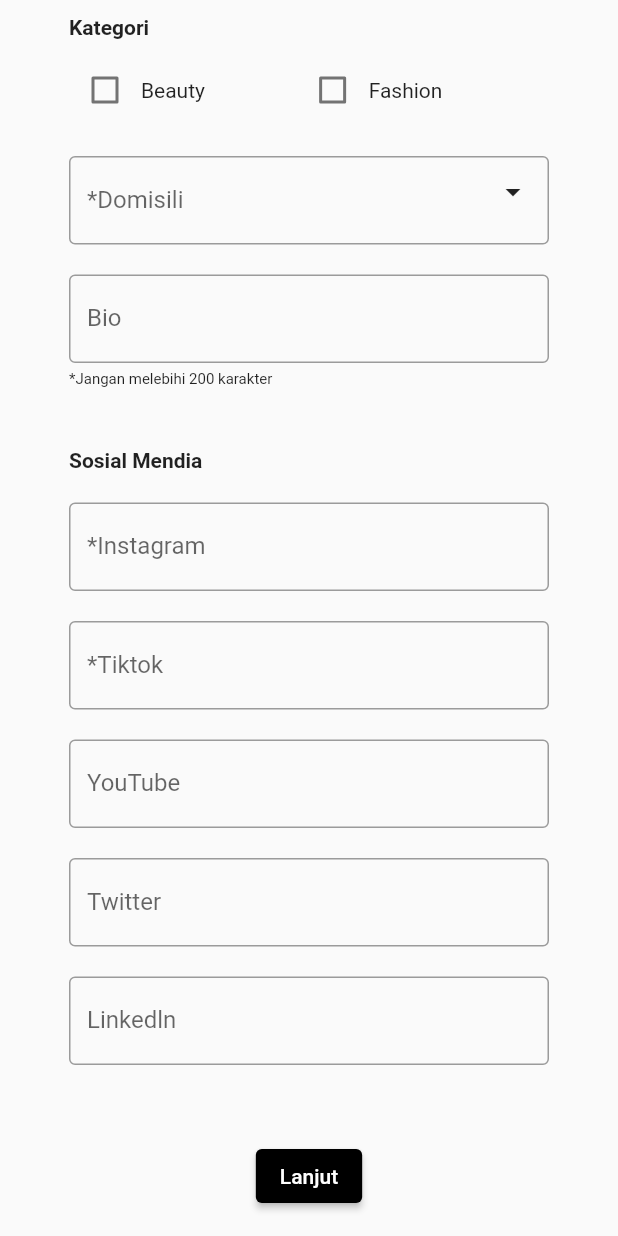
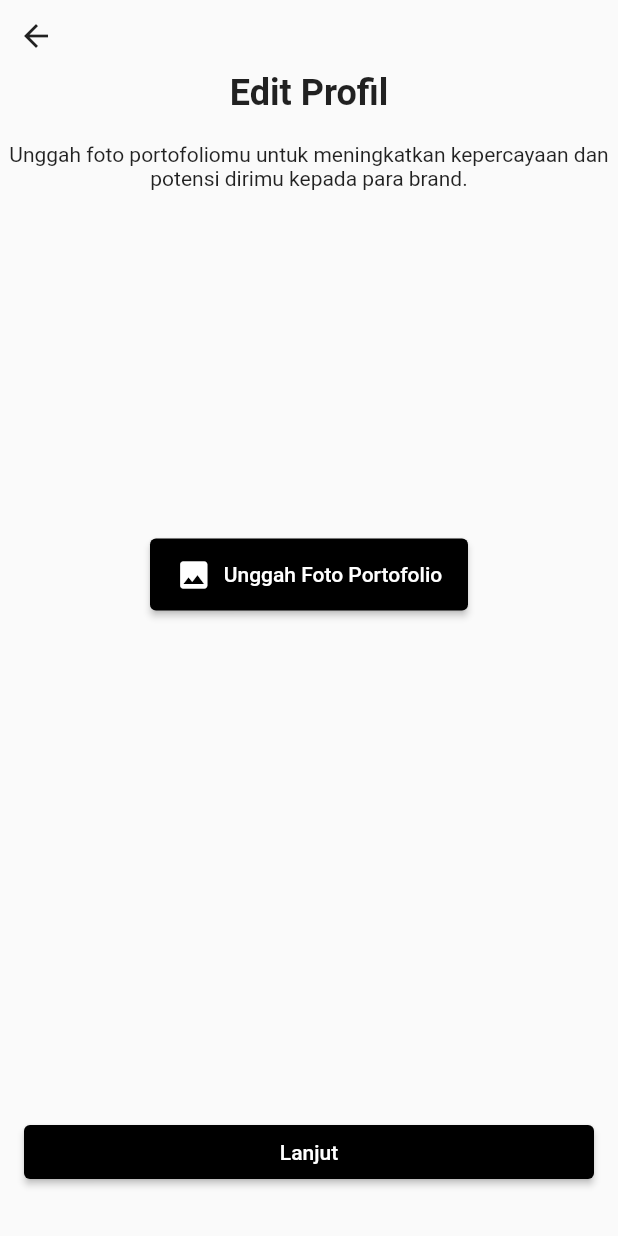
Before and after one commit to Crealivin/mobile-app, a Flutter app: the EditProfileInfluencerScreen screen opened by its route, scrolled down 422 dp, after a tap on "Lanjut", on a phone screen of 412 x 824 dp. Run offline on Flutter 3.47's test engine with Material 2 defaults, Android fonts, the phone set to English and light mode, and no system bars; our stand-ins replace file_picker.

Commit message:
user profile input

```diff
--- a/lib/bloc/bloc.dart
+++ /dev/null
@@ -1 +0,0 @@
-class Bloc{}
--- a/lib/main.dart
+++ b/lib/main.dart
@@ -1,9 +1,17 @@
+import 'package:crealivin_apps/provider/brand_provider.dart';
+import 'package:crealivin_apps/provider/influencer_provider.dart';
 import 'package:crealivin_apps/screen/brand_screen/brand_signin_screen.dart';
+import 'package:crealivin_apps/screen/brand_screen/choosen_picture_brand_screen.dart';
+import 'package:crealivin_apps/screen/brand_screen/done_registration_screen.dart';
+import 'package:crealivin_apps/screen/brand_screen/upload_product_screen.dart';
 import 'package:crealivin_apps/screen/choosen_signin_screen.dart';
 import 'package:crealivin_apps/screen/brand_screen/edit_profil_brand_screen.dart';
 import 'package:crealivin_apps/screen/home_screen.dart';
+import 'package:crealivin_apps/screen/influencer_screen/choosen_picture_influencer_screen.dart';
+import 'package:crealivin_apps/screen/influencer_screen/done_registration_screen.dart';
 import 'package:crealivin_apps/screen/influencer_screen/edit_profil_influencer_screen.dart';
 import 'package:crealivin_apps/screen/influencer_screen/influencer_signin_screen.dart';
+import 'package:crealivin_apps/screen/influencer_screen/upload_picture_influencer_screen.dart';
 import 'package:crealivin_apps/screen/influencer_screen/verification_influencer_screen.dart';
 import 'package:crealivin_apps/screen/splash_screen.dart';
 import 'package:crealivin_apps/screen/brand_screen/brand_singup_screen.dart';
@@ -13,6 +21,7 @@ import 'package:crealivin_apps/screen/brand_screen/verification_brand_screen.dar
 import 'package:flutter/cupertino.dart';
 import 'package:flutter/material.dart';
 import 'package:flutter/services.dart';
+import 'package:provider/provider.dart';
 
 void main() {
   runApp(const MyApp());
@@ -28,7 +37,12 @@ class MyApp extends StatelessWidget {
       DeviceOrientation.portraitUp,
       DeviceOrientation.portraitDown,
     ]);
-    return MaterialApp(
+    return MultiProvider(
+      providers: [
+        ChangeNotifierProvider(create: (_) => BrandProvider()),
+        ChangeNotifierProvider(create: (_) => InfluencerProvider()),
+      ],
+      child: MaterialApp(
         // apabila ke production ganti ke false
         debugShowCheckedModeBanner: true,
         title: 'Flutter Demo',
@@ -44,10 +58,12 @@ class MyApp extends StatelessWidget {
                   builder: (_) => const SplashScreen(), settings: settings);
             case '/home':
               return CupertinoPageRoute(
-                builder: (_) => const HomeScreen(), settings: settings);
+                  builder: (_) => const HomeScreen(),
+                  settings: settings);
             case '/choose-signin':
               return CupertinoPageRoute(
-                builder: (_) => const ChooseSignInScreen(), settings: settings);
+                  builder: (_) => const ChooseSignInScreen(),
+                  settings: settings);
             case '/choosen-signup':
               return CupertinoPageRoute(
                   builder: (_) => const ChoosenScreen(), settings: settings);
@@ -63,22 +79,52 @@ class MyApp extends StatelessWidget {
                   settings: settings);
             case '/brand-signup':
               return CupertinoPageRoute(
-                builder: (_) => const BrandSignupScreen(), settings: settings);
+                  builder: (_) => const BrandSignupScreen(),
+                  settings: settings);
             case '/verivication-brand-screen':
               return CupertinoPageRoute(
-                builder: (_) => const VerificationBrandScreen(), settings: settings);
+                  builder: (_) => const VerificationBrandScreen(),
+                  settings: settings);
             case '/verivication-influencer-screen':
               return CupertinoPageRoute(
-                builder: (_) => const VerificationInfluencerScreen(), settings: settings);
+                  builder: (_) => const VerificationInfluencerScreen(),
+                  settings: settings);
             case '/edit-profile-brand-screen':
               return CupertinoPageRoute(
-                builder: (_) => const EditProfileBrandScreen(), settings: settings);
+                  builder: (_) => const EditProfileBrandScreen(),
+                  settings: settings);
             case '/edit-profile-influencer-screen':
               return CupertinoPageRoute(
-                builder: (_) => const EditProfileInfluencerScreen(), settings: settings);
+                  builder: (_) => const EditProfileInfluencerScreen(),
+                  settings: settings);
+            case '/choosen-picture-brand-screen':
+              return CupertinoPageRoute(
+                  builder: (_) => const ChoosenPiictureBrand(),
+                  settings: settings);
+            case '/upload-product-screen':
+              return CupertinoPageRoute(
+                  builder: (_) =>  UploadProductScreen(),
+                  settings: settings);
+            case '/done-regitration-brand-screen':
+              return CupertinoPageRoute(
+                  builder: (_) =>  DoneRegistrationBrandScreen(),
+                  settings: settings);
+            case '/choosen-picture-influencer-screen':
+              return CupertinoPageRoute(
+                  builder: (_) =>  ChoosenPiictureInfluencer(),
+                  settings: settings);
+             case '/upload-picture-influencer-screen':
+              return CupertinoPageRoute(
+                  builder: (_) => UploadInFotofluencerScreen(),
+                  settings: settings);
+            case '/done-regitration-influencer-screen':
+              return CupertinoPageRoute(
+                  builder: (_) =>  DoneRegistrationInfluencerScreen(),
+                  settings: settings);
           }
           return null;
         },
+      ),
     );
   }
 }
--- a/lib/model/model.dart
+++ /dev/null
@@ -1 +0,0 @@
-class Model{}
--- /dev/null
+++ b/lib/model/product_model.dart
@@ -0,0 +1,14 @@
+
+class ProductModel {
+  String? imageFile;
+  String? namaProduct;
+  String? description;
+  double? price;
+
+  ProductModel({
+    required this.imageFile,
+    required this.namaProduct,
+    required this.description,
+    required this.price,
+  });
+}
--- /dev/null
+++ b/lib/provider/influencer_provider.dart
@@ -0,0 +1,29 @@
+
+import 'package:file_picker/file_picker.dart';
+import 'package:flutter/material.dart';
+
+class InfluencerProvider extends ChangeNotifier{
+  FilePickerResult? result;
+  String? displayImage ;
+  PlatformFile? pickedFile;
+
+
+
+  void pickFile()async{
+    try{
+      result = await FilePicker.platform.pickFiles(
+        type: FileType.image
+      );
+      if(result != null){
+        pickedFile = result!.files.first;
+        displayImage = pickedFile!.path ;
+
+        notifyListeners();
+      }
+    }
+    catch(e){
+      print(e);
+    }
+  }
+  void addFotoInfluenc()async {}
+}
--- a/lib/screen/brand_screen/edit_profil_brand_screen.dart
+++ b/lib/screen/brand_screen/edit_profil_brand_screen.dart
@@ -174,7 +174,7 @@ class EditProfileBrandScreen extends StatelessWidget {
                     ),
                     ElevatedButton(
                       onPressed: () {
-                        print(_domisili.text);
+                        Navigator.pushNamed(context, '/choosen-picture-brand-screen');
                       },
                       style: ElevatedButton.styleFrom(
                           backgroundColor: Colors.black),
--- /dev/null
+++ b/lib/screen/influencer_screen/choosen_picture_influencer_screen.dart
@@ -0,0 +1,122 @@
+import 'package:crealivin_apps/provider/influencer_provider.dart';
+import 'package:flutter/material.dart';
+import 'package:provider/provider.dart';
+
+class ChoosenPiictureInfluencer extends StatefulWidget {
+  const ChoosenPiictureInfluencer({super.key});
+
+  @override
+  State<ChoosenPiictureInfluencer> createState() =>
+      _ChoosenPiictureInfluencerState();
+}
+
+class _ChoosenPiictureInfluencerState extends State<ChoosenPiictureInfluencer> {
+  @override
+  Widget build(BuildContext context) {
+    final uploadImg = Provider.of<InfluencerProvider>(context);
+    // final uploadImg = Provider.of<BrandProvider>(context, listen: true);
+    return Scaffold(
+      body: SafeArea(
+          child: Column(
+        mainAxisAlignment: MainAxisAlignment.spaceBetween,
+        children: [
+          Column(
+            crossAxisAlignment: CrossAxisAlignment.center,
+            children: [
+              Row(
+                mainAxisAlignment: MainAxisAlignment.spaceBetween,
+                children: [
+                  IconButton(
+                    onPressed: () {
+                      Navigator.pop(context);
+                    },
+                    icon: const Icon(Icons.arrow_back),
+                  ),
+                  const SizedBox(
+                    width: 10,
+                  )
+                ],
+              ),
+              const Text(
+                'Edit Profil',
+                style: TextStyle(fontSize: 24, fontWeight: FontWeight.w700),
+              ),
+              const SizedBox(
+                height: 19,
+              ),
+              const Text(
+                'Unggah foto portofoliomu untuk meningkatkan kepercayaan dan potensi dirimu kepada para brand.',
+                textAlign: TextAlign.center,
+              ),
+              const SizedBox(
+                height: 222,
+              ),
+              uploadImg.displayImage != null
+                  ? Row(
+                      mainAxisAlignment: MainAxisAlignment.center,
+                      children: [
+                        Icon(
+                          Icons.check,
+                          color: Colors.green,
+                        ),
+                        SizedBox(
+                          width: 8,
+                        ),
+                        Text(
+                          '*Kilik lanjut untuk melanjutkan',
+                          style: TextStyle(color: Colors.green),
+                        ),
+                      ],
+                    )
+                  : Container(),
+              SizedBox(
+                height: 10,
+              ),
+              ElevatedButton(
+                  style:
+                      ElevatedButton.styleFrom(backgroundColor: Colors.black),
+                  onPressed: () {
+                    uploadImg.pickFile();
+                  },
+                  child: Container(
+                    width: 180,
+                    height: 48,
+                    child: Row(
+                      crossAxisAlignment: CrossAxisAlignment.center,
+                      mainAxisAlignment: MainAxisAlignment.center,
+                      children: [
+                        Icon(
+                          Icons.image,
+                          color: Colors.white,
+                        ),
+                        SizedBox(
+                          width: 8,
+                        ),
+                        Text(
+                          'Unggah Foto Portofolio',
+                          style: TextStyle(color: Colors.white),
+                        )
+                      ],
+                    ),
+                  ))
+            ],
+          ),
+          Container(
+            width: double.infinity,
+            padding: EdgeInsets.symmetric(vertical: 32, horizontal: 16),
+            child: ElevatedButton(
+              style: ElevatedButton.styleFrom(backgroundColor: Colors.black),
+              onPressed: () {
+               Navigator.pushNamed(context, '/upload-picture-influencer-screen');
+              },
+              child: Text(
+                'Lanjut',
+                style: TextStyle(color: Colors.white),
+              ),
+            ),
+          )
+        ],
+      )),
+    );
+  }
+}
--- a/lib/screen/influencer_screen/edit_profil_influencer_screen.dart
+++ b/lib/screen/influencer_screen/edit_profil_influencer_screen.dart
@@ -228,7 +228,7 @@ class _EditProfileInfluencerScreenState extends State<EditProfileInfluencerScree
                     ),
                     ElevatedButton(
                       onPressed: () {
-                        print(_domisili.text);
+                        Navigator.pushNamed(context, '/choosen-picture-influencer-screen');
                       },
                       style: ElevatedButton.styleFrom(
                           backgroundColor: Colors.black),
--- a/pubspec.yaml
+++ b/pubspec.yaml
@@ -34,6 +34,11 @@ dependencies:
   # The following adds the Cupertino Icons font to your application.
   # Use with the CupertinoIcons class for iOS style icons.
   cupertino_icons: ^1.0.2
+
+  provider: ^6.0.4
+  file_picker: ^5.2.2
+
+
 
 dev_dependencies:
   flutter_test:
```
Also changed, not shown: lib/provider/brand_provider.dart (added, +53 -0 lines), lib/screen/brand_screen/choosen_picture_brand_screen.dart (added, +113 -0 lines), lib/screen/brand_screen/done_registration_screen.dart (added, +42 -0 lines), lib/screen/brand_screen/upload_product_screen.dart (added, +105 -0 lines), lib/screen/influencer_screen/done_registration_screen.dart (added, +42 -0 lines), lib/screen/influencer_screen/upload_picture_influencer_screen.dart (added, +97 -0 lines), assets/images/Image_empty.png (added), pubspec.lock. Lines whose indentation alone changed are shown as unchanged.
